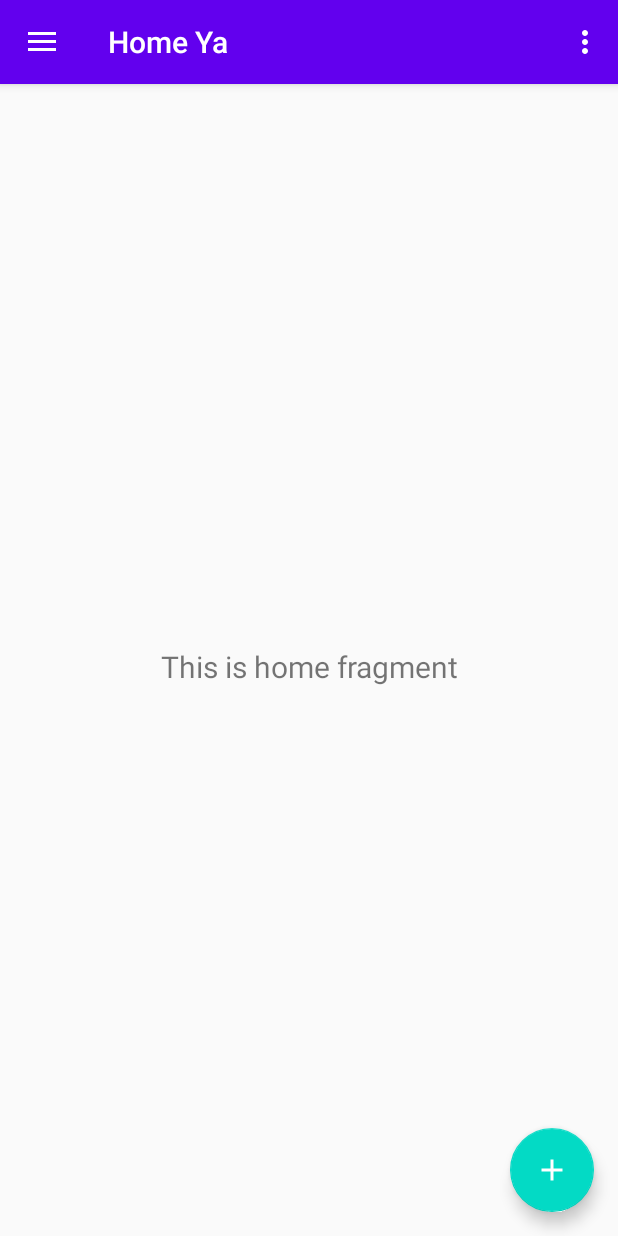
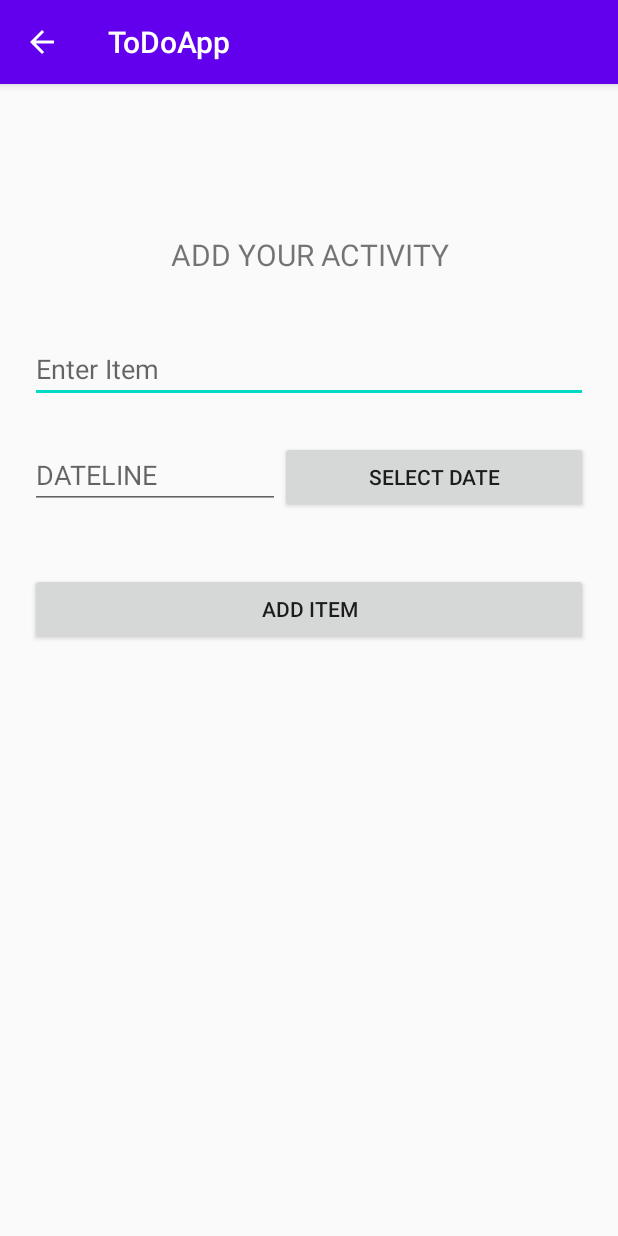
Before and after one commit to muhammadmujir/toDoApp, an Android app: the screen it shows after launch (MainActivity before the commit, AddItemActivity after it), after a tap on an icon or button, on a phone screen of 412 x 824 dp. Run offline under Robolectric (Android 15) with nearby library versions, the phone set to English and light mode, and no system bars; our stand-ins replace navigation-ui.

```diff
--- a/app/build.gradle
+++ b/app/build.gradle
@@ -31,6 +31,7 @@ dependencies {
     implementation 'androidx.navigation:navigation-fragment:2.3.0'
     implementation 'androidx.navigation:navigation-ui:2.3.0'
     implementation 'androidx.lifecycle:lifecycle-extensions:2.2.0'
+    implementation 'androidx.annotation:annotation:1.1.0'
     testImplementation 'junit:junit:4.12'
     androidTestImplementation 'androidx.test.ext:junit:1.1.2'
     androidTestImplementation 'androidx.test.espresso:espresso-core:3.3.0'
--- /dev/null
+++ b/app/src/main/java/com/example/todoapp/AddItemActivity.java
@@ -0,0 +1,14 @@
+package com.example.todoapp;
+
+import androidx.appcompat.app.AppCompatActivity;
+
+import android.os.Bundle;
+
+public class AddItemActivity extends AppCompatActivity {
+
+    @Override
+    protected void onCreate(Bundle savedInstanceState) {
+        super.onCreate(savedInstanceState);
+        setContentView(R.layout.activity_add_item);
+    }
+}
--- a/app/src/main/java/com/example/todoapp/MainActivity.java
+++ b/app/src/main/java/com/example/todoapp/MainActivity.java
@@ -1,5 +1,6 @@
 package com.example.todoapp;
 
+import android.content.Intent;
 import android.os.Bundle;
 import android.view.View;
 import android.view.Menu;
@@ -16,12 +17,12 @@ import androidx.drawerlayout.widget.DrawerLayout;
 import androidx.appcompat.app.AppCompatActivity;
 import androidx.appcompat.widget.Toolbar;
 
-public class MainActivity extends AppCompatActivity {
+public class MainActivity extends AppCompatActivity{
 
     private AppBarConfiguration mAppBarConfiguration;
 
     @Override
-    protected void onCreate(Bundle savedInstanceState) {
+    protected void onCreate(Bundle savedInstanceState){
         super.onCreate(savedInstanceState);
         setContentView(R.layout.activity_main);
         Toolbar toolbar = findViewById(R.id.toolbar);
@@ -32,6 +33,8 @@ public class MainActivity extends AppCompatActivity {
             public void onClick(View view) {
                 /*Snackbar.make(view, "Replace with your own action", Snackbar.LENGTH_LONG)
                         .setAction("Action", null).show();*/
+                Intent intent = new Intent(MainActivity.this, AddItemActivity.class);
+                startActivity(intent);
 
             }
         });
--- a/app/src/main/java/com/example/todoapp/ui/home/HomeViewModel.java
+++ b/app/src/main/java/com/example/todoapp/ui/home/HomeViewModel.java
@@ -10,7 +10,7 @@ public class HomeViewModel extends ViewModel {
 
     public HomeViewModel() {
         mText = new MutableLiveData<>();
-        mText.setValue("This is home fragment");
+        mText.setValue("Current ToDo List");
     }
 
     public LiveData<String> getText() {
--- /dev/null
+++ b/app/src/main/res/layout/activity_add_item.xml
@@ -0,0 +1,69 @@
+<?xml version="1.0" encoding="utf-8"?>
+<LinearLayout
+    xmlns:android="http://schemas.android.com/apk/res/android"
+    xmlns:app="http://schemas.android.com/apk/res-auto"
+    xmlns:tools="http://schemas.android.com/tools"
+    android:layout_width="match_parent"
+    android:layout_height="match_parent"
+    android:orientation="vertical"
+    tools:context=".AddItemActivity">
+
+    <LinearLayout
+        android:layout_width="match_parent"
+        android:layout_height="wrap_content"
+        android:layout_marginTop="12dp"
+        android:layout_marginBottom="12dp"
+        android:paddingTop="80dp"
+        android:paddingHorizontal="20dp"
+        android:orientation="vertical">
+
+        <TextView
+            android:id="@+id/text_home"
+            android:layout_width="match_parent"
+            android:layout_height="wrap_content"
+            android:layout_marginStart="8dp"
+            android:layout_marginTop="8dp"
+            android:layout_marginEnd="8dp"
+            android:textAlignment="center"
+            android:textSize="20sp"
+            android:text="ADD YOUR ACTIVITY" />
+
+        <EditText
+            android:id="@+id/item_edit_text"
+            android:layout_width="match_parent"
+            android:layout_height="wrap_content"
+            android:layout_weight="4"
+            android:layout_marginTop="40dp"
+            android:layout_marginBottom="25dp"
+            android:hint="Enter Item" />
+
+        <LinearLayout
+            android:layout_width="match_parent"
+            android:layout_height="wrap_content"
+            android:orientation="horizontal"
+            android:layout_marginBottom="40dp">
+            <EditText
+                android:id="@+id/item_edit_text"
+                android:layout_width="match_parent"
+                android:layout_height="wrap_content"
+                android:layout_weight="4"
+                android:hint="DATELINE" />
+
+            <Button
+                android:id="@+id/datepicker_btn"
+                android:layout_width="257dp"
+                android:layout_height="wrap_content"
+                android:layout_weight="1"
+                android:text="SELECT DATE" />
+        </LinearLayout>
+
+        <Button
+            android:id="@+id/add_item_btn2"
+            android:layout_width="match_parent"
+            android:layout_height="wrap_content"
+            android:layout_weight="1"
+            android:text="ADD ITEM"/>
+
+    </LinearLayout>
+
+</LinearLayout>
```
Also changed, not shown: app/src/main/AndroidManifest.xml (+10 -0 lines), app/src/main/java/com/example/todoapp/data/LoginDataSource.java (added, +29 -0 lines), app/src/main/java/com/example/todoapp/data/LoginRepository.java (added, +54 -0 lines), app/src/main/java/com/example/todoapp/data/Result.java (added, +48 -0 lines), app/src/main/java/com/example/todoapp/data/model/LoggedInUser.java (added, +23 -0 lines), app/src/main/java/com/example/todoapp/ui/login/LoggedInUserView.java (added, +17 -0 lines), app/src/main/java/com/example/todoapp/ui/login/LoginActivity.java (added, +131 -0 lines), app/src/main/java/com/example/todoapp/ui/login/LoginFormState.java (added, +40 -0 lines), app/src/main/java/com/example/todoapp/ui/login/LoginResult.java (added, +31 -0 lines), app/src/main/java/com/example/todoapp/ui/login/LoginViewModel.java (added, +70 -0 lines), app/src/main/java/com/example/todoapp/ui/login/LoginViewModelFactory.java (added, +26 -0 lines), app/src/main/res/layout/fragment_home.xml (+29 -2 lines), app/src/main/res/menu/activity_main_drawer.xml (+7 -1 lines), app/src/main/res/values/strings.xml (+12 -3 lines).
